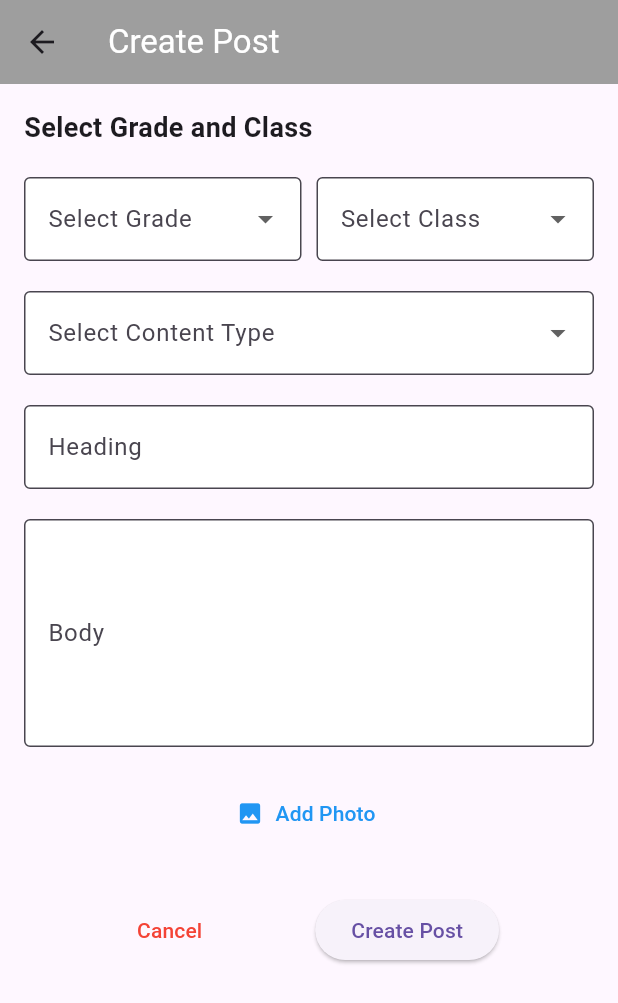
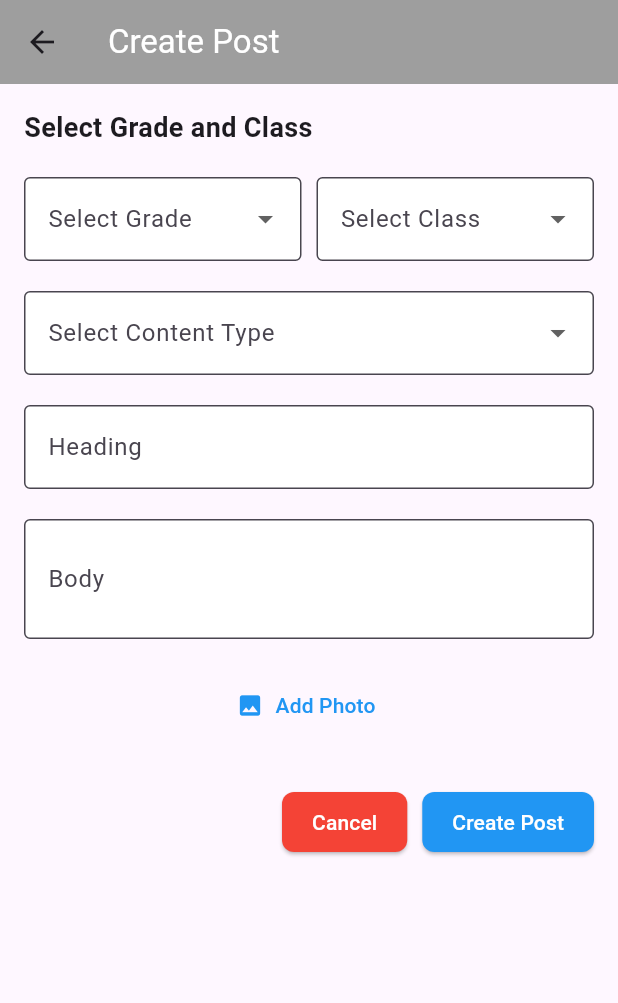
Before and after one commit to axislinn/BumbleBee-School, a Flutter app: the CreatePostScreen screen opened directly, on a phone screen of 412 x 824 dp. Shown: the top 1003 px of the screen. Run offline on Flutter 3.47's test engine with Material 3 defaults, Android fonts, the phone set to English and light mode, and no system bars; our stand-ins replace equatable, flutter_bloc, image_picker, shared_preferences; accounts and stored records are empty.

Commit message:
update the create post buttom

```diff
--- a/lib/bloc/post_bloc/post_bloc.dart
+++ b/lib/bloc/post_bloc/post_bloc.dart
@@ -34,7 +34,7 @@ class PostBloc extends Bloc<PostEvent, PostState> {
         contentType: event.contentType,
         classId: event.classId,
         schoolId: schoolId,
-        contentPicture: event.contentPicture, // Pass the image file
+        contentPictures: event.contentPictures, // Pass the image file
       );
 
       // Call repository to create post
--- a/lib/bloc/post_bloc/post_event.dart
+++ b/lib/bloc/post_bloc/post_event.dart
@@ -12,7 +12,7 @@ class CreatePost extends PostEvent {
   final String contentType;
   final String classId;
   final String schoolId;
-  final File? contentPicture; // Add this for the image file
+  final File? contentPictures; // Add this for the image file
 
   CreatePost({
     required this.heading,
@@ -20,10 +20,10 @@ class CreatePost extends PostEvent {
     required this.contentType,
     required this.classId,
     required this.schoolId,
-    this.contentPicture, // Optionally pass an image file here
+    this.contentPictures, // Optionally pass an image file here
   });
 
   @override
   List<Object?> get props =>
-      [heading, body, contentType, classId, schoolId, contentPicture];
+      [heading, body, contentType, classId, schoolId, contentPictures];
 }
--- a/lib/models/post_model.dart
+++ b/lib/models/post_model.dart
@@ -3,7 +3,7 @@ import 'dart:io';
 class PostModel {
   final String heading;
   final String? body; // Optional field for post content
-  final File? contentPicture; // Optional field for content image
+  final File? contentPictures; // Optional field for content image
   final String contentType; // Required field for content type
   final int? reactions; // Optional field for reactions, now an int
   final String classId; // Required field for class ID
@@ -13,7 +13,7 @@ class PostModel {
   PostModel({
     required this.heading,
     this.body,
-    this.contentPicture,
+    this.contentPictures,
     required this.contentType,
     this.reactions, // Optional field
     required this.classId,
@@ -26,7 +26,7 @@ class PostModel {
     return PostModel(
       heading: json['heading'] ?? '', // Default to empty string if null
       body: json['body'], // No default needed
-      contentPicture: json['contentPicture'], // No default needed
+      contentPictures: json['contentPictures'], // No default needed
       contentType: json['contentType'] ?? '', // Default to empty string if null
       reactions: json['reactions'] != null
           ? json['reactions'] as int
@@ -44,7 +44,7 @@ class PostModel {
     return {
       'heading': heading,
       'body': body,
-      'contentPicture': contentPicture,
+      'contentPictures': contentPictures,
       'contentType': contentType,
       'reactions': reactions, // Send as integer or null
       'classId': classId,
--- a/lib/screens/createPostScreen/create_post_screen.dart
+++ b/lib/screens/createPostScreen/create_post_screen.dart
@@ -5,7 +5,6 @@ import 'package:image_picker/image_picker.dart';
 import 'package:bumblebee/bloc/post_bloc/post_bloc.dart';
 import 'package:bumblebee/bloc/post_bloc/post_event.dart';
 import 'package:bumblebee/bloc/post_bloc/post_state.dart';
-import 'package:bumblebee/screens/home/home_screen.dart';
 
 class CreatePostScreen extends StatefulWidget {
   @override
@@ -56,23 +55,21 @@ class _CreatePostScreenState extends State<CreatePostScreen> {
   Widget build(BuildContext context) {
     return BlocListener<PostBloc, PostState>(
       listener: (context, state) {
-        if (state is PostLoading) {
-          showDialog(
-            context: context,
-            barrierDismissible: false,
-            builder: (context) => Center(child: CircularProgressIndicator()),
+        if (state is PostSuccess) {
+          // Show success message and navigate back
+          ScaffoldMessenger.of(context).showSnackBar(
+            SnackBar(content: Text('Post created successfully!')),
           );
-        } else if (state is PostSuccess) {
-          Navigator.of(context).pop(); // Close the progress dialog
-          Navigator.of(context).pushReplacement(
-            MaterialPageRoute(builder: (context) => HomeScreen()),
+          // Navigate back to home after a brief delay
+          Future.delayed(Duration(seconds: 1), () {
+            Navigator.of(context)
+                .pop(); // Navigate back to the previous screen (home)
+          });
+        } else if (state is PostFailure) {
+          // Show failure message
+          ScaffoldMessenger.of(context).showSnackBar(
+            SnackBar(content: Text('Failed to create post')),
           );
-          ScaffoldMessenger.of(context).showSnackBar(
-              SnackBar(content: Text('Post created successfully!')));
-        } else if (state is PostFailure) {
-          Navigator.of(context).pop(); // Close the progress dialog
-          ScaffoldMessenger.of(context)
-              .showSnackBar(SnackBar(content: Text('Failed to create post')));
         }
       },
       child: Scaffold(
@@ -93,9 +90,7 @@ class _CreatePostScreenState extends State<CreatePostScreen> {
                 Text('Select Grade and Class',
                     style:
                         TextStyle(fontSize: 18, fontWeight: FontWeight.bold)),
-                SizedBox(
-                  height: 20,
-                ),
+                SizedBox(height: 20),
                 Row(
                   children: [
                     Expanded(
@@ -179,13 +174,13 @@ class _CreatePostScreenState extends State<CreatePostScreen> {
                     filled: true,
                     fillColor: Colors.white,
                   ),
-                  maxLines: 5, // Allow multiple lines
+                  maxLines: 2, // Allow multiple lines
                 ),
                 SizedBox(height: 20),
                 Center(
                   child: _image != null
                       ? Image.file(_image!,
-                          height: 300, width: 300, fit: BoxFit.cover)
+                          height: 200, width: 400, fit: BoxFit.cover)
                       : TextButton.icon(
                           icon: Icon(Icons.photo, color: Colors.blue),
                           label: Text('Add Photo',
@@ -195,19 +190,36 @@ class _CreatePostScreenState extends State<CreatePostScreen> {
                 ),
                 SizedBox(height: 30),
                 Row(
-                  mainAxisAlignment: MainAxisAlignment.spaceEvenly,
+                  mainAxisAlignment:
+                      MainAxisAlignment.end, // Align buttons to the right
                   children: [
-                    TextButton(
+                    ElevatedButton(
                       onPressed: () => Navigator.of(context).pop(),
+                      style: ElevatedButton.styleFrom(
+                        backgroundColor: Colors
+                            .red, // Background color for the cancel button
+                        padding: EdgeInsets.symmetric(horizontal: 20),
+                        shape: RoundedRectangleBorder(
+                          borderRadius:
+                              BorderRadius.circular(8), // Rounded corners
+                        ),
+                      ),
                       child:
-                          Text('Cancel', style: TextStyle(color: Colors.red)),
+                          Text('Cancel', style: TextStyle(color: Colors.white)),
                     ),
-                    ElevatedButton(
-                      onPressed: () {
+                    SizedBox(width: 10), // Space between the buttons
+                    BlocBuilder<PostBloc, PostState>(
+                      builder: (context, state) {
+                        // Disable button when loading
+                        return ElevatedButton(
+                          onPressed: state is PostLoading
+                              ? null // Disable button if in loading state
+                              : () {
                                   final validationError = _validateForm();
                                   if (validationError != null) {
                                     ScaffoldMessenger.of(context).showSnackBar(
-                              SnackBar(content: Text(validationError)));
+                                      SnackBar(content: Text(validationError)),
+                                    );
                                   } else {
                                     context.read<PostBloc>().add(CreatePost(
                                           heading: _headingController.text,
@@ -215,11 +227,36 @@ class _CreatePostScreenState extends State<CreatePostScreen> {
                                           contentType: selectedContentType!,
                                           classId: selectedClass!,
                                           schoolId: schoolId,
-                                contentPicture: _image,
+                                          contentPictures: _image,
                                         ));
                                   }
                                 },
-                      child: Text('Create Post'),
+                          style: ElevatedButton.styleFrom(
+                            backgroundColor: Colors
+                                .blue, // Background color for the create post button
+                            padding: EdgeInsets.symmetric(horizontal: 20),
+                            shape: RoundedRectangleBorder(
+                              borderRadius:
+                                  BorderRadius.circular(8), // Rounded corners
+                            ),
+                          ),
+                          child: state is PostLoading
+                              ? Row(
+                                  mainAxisSize: MainAxisSize.min,
+                                  children: [
+                                    CircularProgressIndicator(
+                                      color: Colors.white,
+                                      strokeWidth: 2,
+                                    ),
+                                    SizedBox(width: 10),
+                                    Text('Creating Post',
+                                        style: TextStyle(color: Colors.white)),
+                                  ],
+                                )
+                              : Text('Create Post',
+                                  style: TextStyle(color: Colors.white)),
+                        );
+                      },
                     ),
                   ],
                 ),
@@ -230,4 +267,11 @@ class _CreatePostScreenState extends State<CreatePostScreen> {
       ),
     );
   }
+
+  @override
+  void dispose() {
+    _headingController.dispose();
+    _bodyController.dispose();
+    super.dispose();
   }
+}
```
Also changed, not shown: lib/data/repository/repositories/post_repository.dart (+4 -4 lines). Lines whose indentation alone changed are shown as unchanged.
